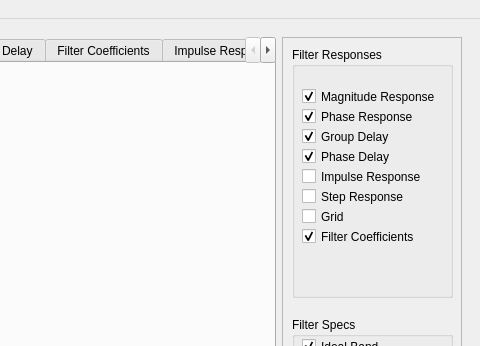
The window that python/pyqt_filter_stacked.ui (zeroXzero/gr-filtdes) describes before a commit, drawn with Qt 5; both pictures show x 648 to 1128 and y 0 to 346 of the 1128 by 691 pixel window.
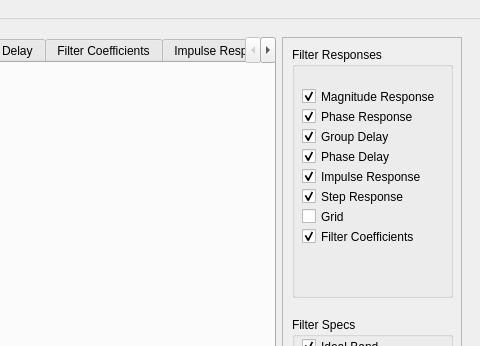
The same window after the commit. Icons and pictures are not drawn. Custom widgets are drawn as their Qt base class.

Commit message: Connected all action buttons

```diff
--- a/python/pyqt_filter_stacked.ui
+++ b/python/pyqt_filter_stacked.ui
@@ -876,6 +876,9 @@
             <property name="text">
              <string>Impulse Response</string>
             </property>
+            <property name="checked">
+             <bool>true</bool>
+            </property>
            </widget>
            <widget class="QCheckBox" name="checkStep">
             <property name="geometry">
@@ -889,6 +892,9 @@
             <property name="text">
              <string>Step Response</string>
             </property>
+            <property name="checked">
+             <bool>true</bool>
+            </property>
            </widget>
            <widget class="QCheckBox" name="checkGrid">
             <property name="geometry">
```
Left out of the diff: 9 changed lines with no effect on the pictures. The commit also changes 3 other files.
